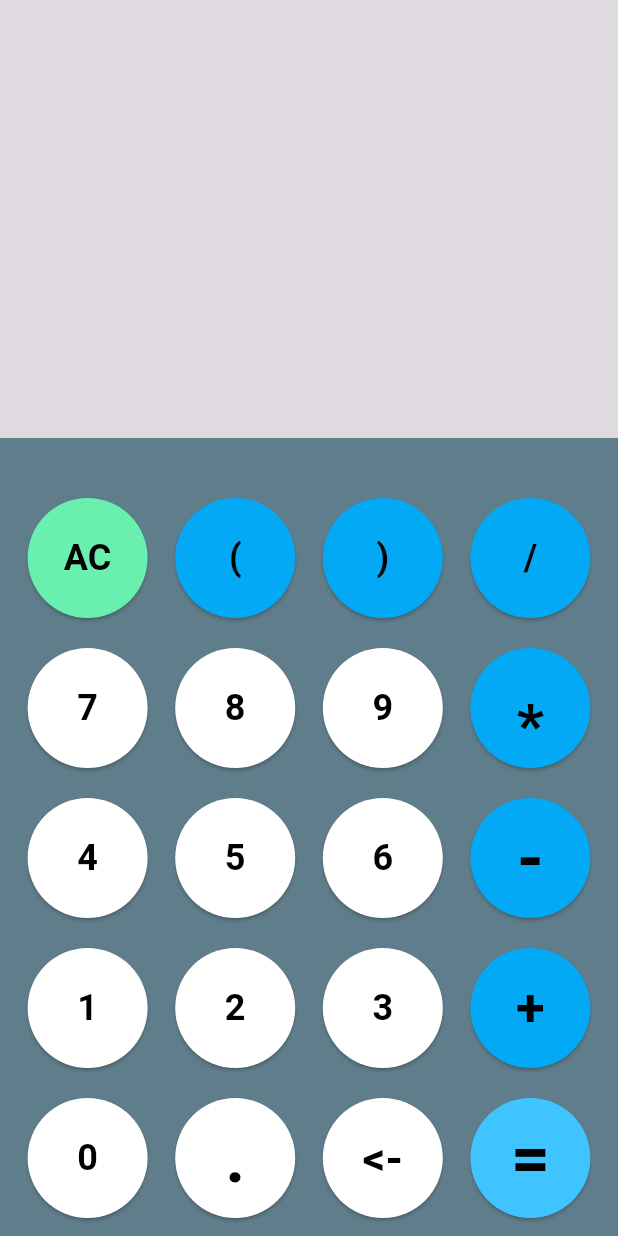
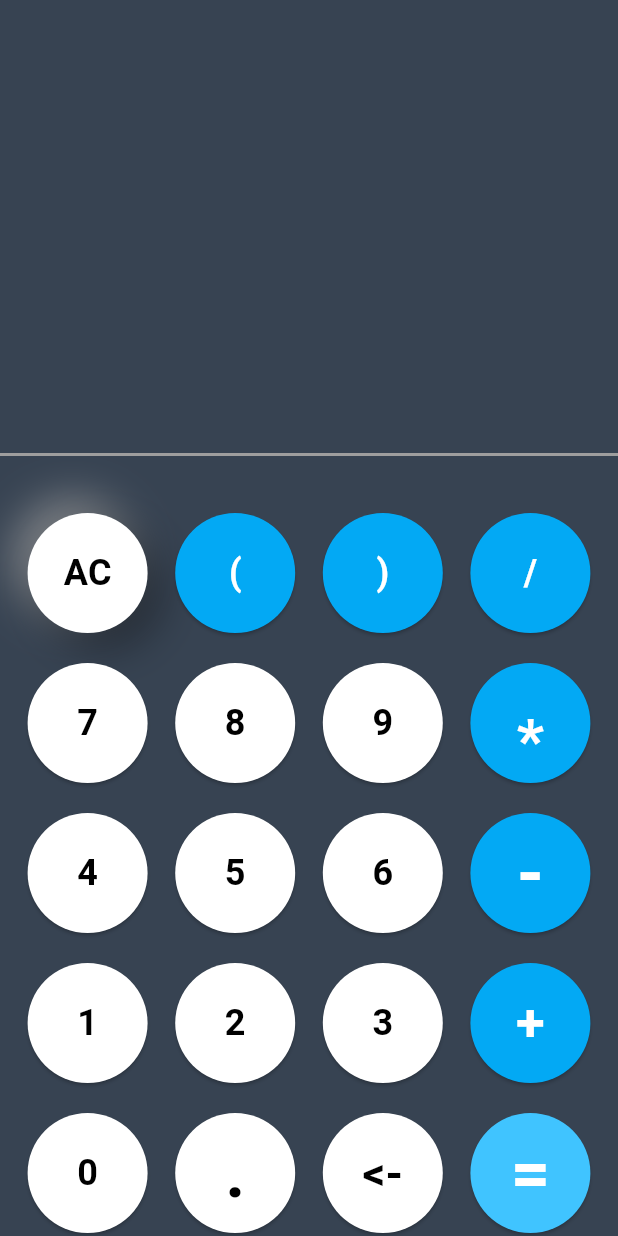
Before and after one commit to TaimoorTech/calculator, a Flutter app: the screen it shows after launch, after a tap on "AC", on a phone screen of 412 x 824 dp. Run offline on Flutter 3.47's test engine with Material 3 defaults, Android fonts, the phone set to English and light mode, and no system bars; drawn by our look-alikes of flutter_neumorphic; our stand-ins replace flutter_bloc.

Commit message:
Neumorphic design started

```diff
--- /dev/null
+++ b/devtools_options.yaml
@@ -0,0 +1 @@
+extensions:
--- a/lib/screens/home.dart
+++ b/lib/screens/home.dart
@@ -1,6 +1,7 @@
 import 'package:calculator/bloc/calculatorCubit.dart';
 import 'package:flutter/material.dart';
 import 'package:flutter_bloc/flutter_bloc.dart';
+import 'package:flutter_neumorphic/flutter_neumorphic.dart';
 
 class Home extends StatelessWidget{
 
@@ -13,44 +14,59 @@ class Home extends StatelessWidget{
     // TODO: implement build
     return SafeArea(
         child: Scaffold(
-          // backgroundColor: Colors.black26,
+          backgroundColor: Color(0xFF374352),
           body: Column(
+            mainAxisAlignment: MainAxisAlignment.end,
+            // mainAxisSize: MainAxisSize.max,
             children: [
               BlocBuilder<CalculatorCubit, CalculatorTextState>(
                   builder: (BuildContext context, CalculatorTextState textState)
                       => Container(
-                        color: Colors.black12,
+                        // color: Colors.black12,
                         alignment: Alignment.bottomRight,
                           height: 292,
                           child: Text(textState.text.trimRight()+" ", style: TextStyle(fontSize: 50, color: Colors.black))
                       )
                   ),
-              // SizedBox(height: 30),
-              Align(
-                alignment: Alignment.bottomCenter,
-                child: Container(
+              SizedBox(height: 10),
+              Container(
+                decoration: BoxDecoration(
+                  border: Border(top: BorderSide(width: 2, color: Colors.grey))
+                ),
+                width: double.maxFinite,
+                // alignment: Alignment.bottomCenter,
                 height: 550,
-                  color: Colors.blueGrey,
                 child: Column(
                   mainAxisAlignment: MainAxisAlignment.end,
                   children: [
                     // SizedBox(height: 5),
                     Row(
+                      mainAxisSize: MainAxisSize.max,
                       mainAxisAlignment: MainAxisAlignment.spaceEvenly,
                       children: [
                         SizedBox(
                           height: 80,
                           width: 80,
-                            child: ElevatedButton(onPressed: (){
+                          child: NeumorphicButton(
+                              // margin: EdgeInsets.only(top: 12),
+                              onPressed: () {
+                                NeumorphicTheme.of(context)?.themeMode =
+                                NeumorphicTheme.isUsingDark(context) as ThemeMode;
                                 context.read<CalculatorCubit>().reset();
                               },
-                                style: ElevatedButton.styleFrom(
-                                    shape: RoundedRectangleBorder(
-                                      borderRadius: BorderRadius.circular(50.0),
+                              style: NeumorphicStyle(
+                                depth: 20,
+                                // surfaceIntensity: 20,
+                                color: Colors.white,
+                                shadowLightColor: Colors.grey,
+                                shape: NeumorphicShape.flat, boxShape: NeumorphicBoxShape.roundRect(BorderRadius.circular(50)),),
+                              padding: EdgeInsets.all(12.0),
+                              child: Align(
+                                alignment: Alignment.center,
+                                child: Text("AC", style: TextStyle(fontWeight: FontWeight.bold,
+                                    fontSize: 24, color: Colors.black),),
+                              )
                           ),
-                                    backgroundColor: Colors.greenAccent),
-                                child: Text("AC", style: TextStyle(fontWeight: FontWeight.bold,
-                                    fontSize: 24, color: Colors.black))),
                         ),
                         SizedBox(
                           height: 80,
@@ -64,7 +80,7 @@ class Home extends StatelessWidget{
                                   ),
                                   backgroundColor: Colors.lightBlue),
                               child: Text('(', style: TextStyle(fontWeight: FontWeight.bold,
-                                    fontSize: 24, color: Colors.black))),
+                                  fontSize: 24, color: Colors.white))),
                         ),
                         SizedBox(
                           height: 80,
@@ -78,7 +94,7 @@ class Home extends StatelessWidget{
                                   ),
                                   backgroundColor: Colors.lightBlue),
                               child: Text(")", style: TextStyle(fontWeight: FontWeight.bold,
-                                    fontSize: 24, color: Colors.black))),
+                                  fontSize: 24, color: Colors.white))),
                         ),
                         SizedBox(
                           height: 80,
@@ -92,12 +108,13 @@ class Home extends StatelessWidget{
                                   ),
                                   backgroundColor: Colors.lightBlue),
                               child: Text("/", style: TextStyle(fontWeight: FontWeight.bold,
-                                    fontSize: 24, color: Colors.black))),
+                                  fontSize: 24, color: Colors.white))),
                         ),
                       ],
                     ),
                     SizedBox(height: 20),
                     Row(
+                      mainAxisSize: MainAxisSize.max,
                       mainAxisAlignment: MainAxisAlignment.spaceEvenly,
                       children: [
                         SizedBox(
@@ -156,13 +173,14 @@ class Home extends StatelessWidget{
                               child: Container(
                                 alignment: Alignment.bottomCenter,
                                 child: Text("*", style: TextStyle(fontWeight: FontWeight.bold,
-                                      fontSize: 40, color: Colors.black)),
+                                    fontSize: 40, color: Colors.white)),
                               )),
                         ),
                       ],
                     ),
                     SizedBox(height: 20),
                     Row(
+                      mainAxisSize: MainAxisSize.max,
                       mainAxisAlignment: MainAxisAlignment.spaceEvenly,
                       children: [
                         SizedBox(
@@ -219,11 +237,12 @@ class Home extends StatelessWidget{
                                   ),
                                   backgroundColor: Colors.lightBlue),
                               child: Text("-", style: TextStyle(fontWeight: FontWeight.bold,
-                                    fontSize: 46, color: Colors.black))),
+                                  fontSize: 46, color: Colors.white))),
                         ),              ],
                     ),
                     SizedBox(height: 20),
                     Row(
+                      mainAxisSize: MainAxisSize.max,
                       mainAxisAlignment: MainAxisAlignment.spaceEvenly,
                       children: [
                         SizedBox(
@@ -280,12 +299,13 @@ class Home extends StatelessWidget{
                                   ),
                                   backgroundColor: Colors.lightBlue),
                               child: Text("+", style: TextStyle(fontWeight: FontWeight.bold,
-                                    fontSize: 35, color: Colors.black))),
+                                  fontSize: 35, color: Colors.white))),
                         ),
                       ],
                     ),
                     SizedBox(height: 20),
                     Row(
+                      mainAxisSize: MainAxisSize.max,
                       mainAxisAlignment: MainAxisAlignment.spaceEvenly,
                       children: [
                         SizedBox(
@@ -344,13 +364,12 @@ class Home extends StatelessWidget{
                                   ),
                                   backgroundColor: Colors.lightBlueAccent),
                               child: Text("=", style: TextStyle(fontWeight: FontWeight.bold,
-                                fontSize: 46, color: Colors.black))),
+                              fontSize: 46, color: Colors.white))),
                         ),
                       ],
                     ),
                     SizedBox(height: 30),
                   ],
-                  ),
                 ),
               )
             ],
--- a/pubspec.yaml
+++ b/pubspec.yaml
@@ -32,14 +32,20 @@ dependencies:
     sdk: flutter
 
 
+
   # The following adds the Cupertino Icons font to your application.
   # Use with the CupertinoIcons class for iOS style icons.
   cupertino_icons: ^1.0.2
   flutter_bloc: ^8.1.3
+#  flutter_neumorphic: ^3.2.0
 
 dev_dependencies:
   flutter_test:
     sdk: flutter
+  flutter_neumorphic:
+    git:
+      url: https://github.com/den0206/Flutter-Neumorphic.git
+      ref: feature/remoce_accentcolor
 
   # The "flutter_lints" package below contains a set of recommended lints to
   # encourage good coding practices. The lint set provided by the package is
```
Also changed, not shown: pubspec.lock. Lines whose indentation alone changed are shown as unchanged.
